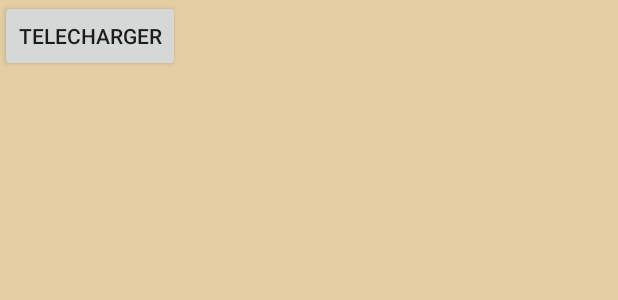
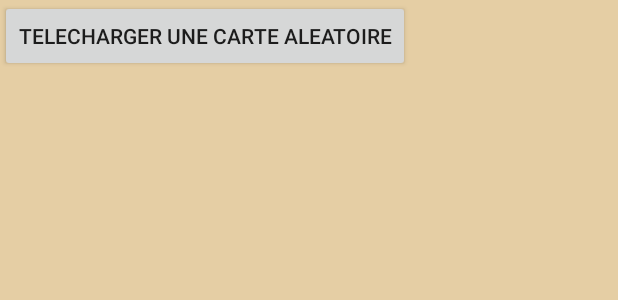
Before and after one commit to Deckmir/Projet_Android_Lemarie_Surville, an Android app: the layout activity_legendaire.xml on its own in the app's theme, with its tools: preview values and no code run, on a phone screen of 412 x 824 dp. Shown: the top 300 px of the screen. Run offline under Robolectric (Android 15) with nearby library versions, the phone set to English and light mode, and no system bars; network calls fail.

Commit message:
CHangement héros légendaire

```diff
--- a/app/src/main/res/layout/activity_legendaire.xml
+++ b/app/src/main/res/layout/activity_legendaire.xml
@@ -13,7 +13,7 @@
         android:layout_width="wrap_content"
         android:layout_height="wrap_content"
 
-        android:text="TELECHARGER" />
+        android:text="TELECHARGER UNE CARTE ALEATOIRE" />
 
     <android.support.v7.widget.RecyclerView
         android:id="@+id/rv_legendaire"
--- a/app/src/main/res/layout/activity_main.xml
+++ b/app/src/main/res/layout/activity_main.xml
@@ -237,6 +237,8 @@
                 android:layout_width="wrap_content"
                 android:layout_height="match_parent"
                 android:clickable="true"
+                android:layout_gravity="center"
+                android:background="#fff2df"
                 android:foreground="?android:attr/selectableItemBackground">>
 
                 <ImageView
@@ -244,7 +246,9 @@
                     android:layout_height="wrap_content"
                     android:adjustViewBounds="true"
                     android:background="@drawable/dore"
-                    android:cropToPadding="true"/>
+                    android:cropToPadding="true"
+
+                    />
             </android.support.v7.widget.CardView>
 
         </LinearLayout>
```
Also changed, not shown: app/src/main/res/drawable/dore.gif.
